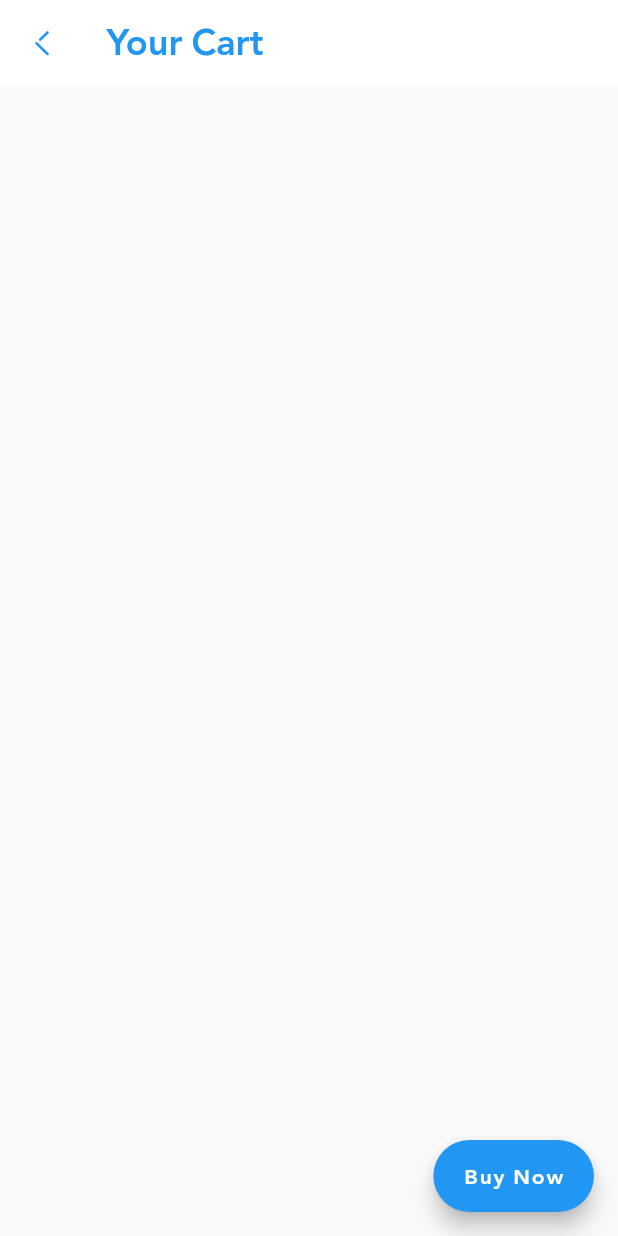
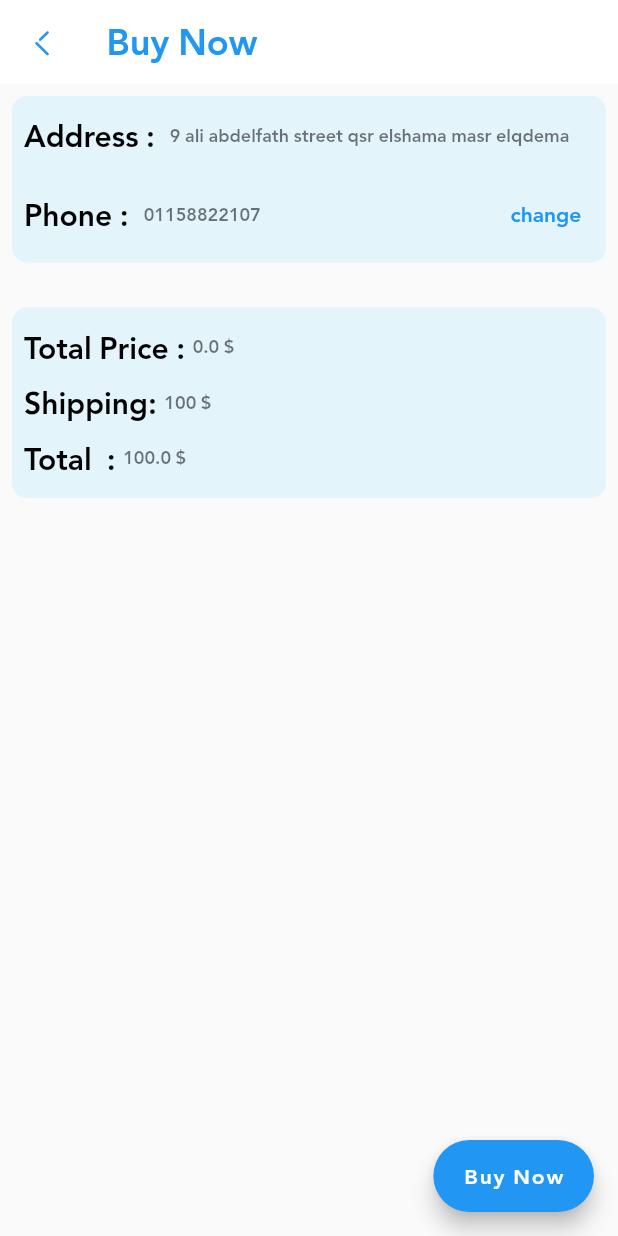
Before and after one commit to omar201999/Gp, a Flutter app: the CartScreen screen opened directly, after a tap on "Buy Now", on a phone screen of 412 x 824 dp. Run offline on Flutter 3.47's test engine with Material 2 defaults, Android fonts, the phone set to English and light mode, and no system bars; our stand-ins replace bloc, cloud_firestore, conditional_builder_null_safety, firebase_auth, firebase_core, firebase_storage and 6 more; accounts and stored records are empty.

Commit message:
orderModel && BuyNowScreen and update somethings else

```diff
--- a/lib/layout/admin_layout/cubit/cubit.dart
+++ b/lib/layout/admin_layout/cubit/cubit.dart
@@ -309,7 +309,6 @@ class AdminCubit extends Cubit<AdminStates>
         directions: directions,
         uId:uId,
         category: category
-
     );
 
     FirebaseFirestore.instance
--- a/lib/layout/home-layout/cubit/states.dart
+++ b/lib/layout/home-layout/cubit/states.dart
@@ -223,3 +223,9 @@ class DeleteCartItemErrorState extends HomeStates
 class minusState extends HomeStates{}
 
 class plusState extends HomeStates{}
+
+class CreateOrderLoadingState extends HomeStates {}
+
+class CreateOrderSuccessState extends HomeStates {}
+
+class CreateOrderErrorState extends HomeStates {}
--- /dev/null
+++ b/lib/models/order-model.dart
@@ -0,0 +1,46 @@
+
+
+class OrderModel{
+  //String? orderId;
+  String? userId;
+  double? totalPrice;
+  double? shipping = 100;
+  double? total;
+
+
+  //List<ProductModel>? productsOfOrder = [] ;
+
+  OrderModel({
+    //this.orderId,
+    this.userId,
+    this.totalPrice,
+    this.shipping,
+    this.total,
+
+    //this.productsOfOrder,
+  });
+
+
+
+  OrderModel.fromJson(Map<String, dynamic>? json) {
+    //orderId = json!['orderId'];
+    userId = json!['userId'];
+    totalPrice = json['totalPrice'];
+    shipping = json['shipping'];
+    total = json['total'];
+
+  }
+
+  Map<String, dynamic> toMap()
+  {
+    return {
+      //'orderId':orderId,
+      'userId': userId,
+      'totalPrice': totalPrice,
+      'shipping': shipping,
+      'total': total,
+
+    };
+  }
+
+}
--- a/lib/modules/user/Lunch/lunch_screen.dart
+++ b/lib/modules/user/Lunch/lunch_screen.dart
@@ -7,12 +7,9 @@ import 'package:gp/shared/componants/componants.dart';
 
 class LunchScreen extends StatelessWidget {
   //List<bool>? isChecked;
-
-
   @override
   Widget build(BuildContext context)
   {
-
     //var list = HomeCubit.get(context).searchMeal;
     //isChecked =  List<bool>.filled(list.length, false,growable: true);//growable: true
     return BlocConsumer<HomeCubit,HomeStates>(
@@ -22,7 +19,6 @@ class LunchScreen extends StatelessWidget {
         },
       builder: (context,state)
       {
-
         var list = HomeCubit.get(context).searchLunch;
         return  buildSerachMealItem(list, context,title: 'Lunch',
             onChangedSearch: (value )
@@ -39,7 +35,6 @@ class LunchScreen extends StatelessWidget {
             function: ()
             {
               HomeCubit.get(context).addLunchMeal();
-
             }
 
         );
--- /dev/null
+++ b/lib/modules/user/buu-now/buy-now-screen.dart
@@ -0,0 +1,271 @@
+import 'package:flutter/cupertino.dart';
+import 'package:flutter/material.dart';
+import 'package:flutter_bloc/flutter_bloc.dart';
+import 'package:gp/layout/home-layout/cubit/cubit.dart';
+import 'package:gp/layout/home-layout/cubit/states.dart';
+import 'package:gp/models/order-model.dart';
+import 'package:gp/models/product_model.dart';
+import 'package:gp/shared/componants/componants.dart';
+
+import '../../../shared/styles/icon_broken.dart';
+
+class BuyNowScreen extends StatelessWidget {
+
+  ProductModel? productModel ;
+  BuyNowScreen({
+     this.productModel
+  });
+  @override
+  Widget build(BuildContext context) {
+
+    OrderModel? model ;
+
+    return BlocConsumer<HomeCubit,HomeStates>(
+      listener: (context,state) {},
+      builder: (context,state) {
+        return Scaffold(
+          appBar: buildAppBar(
+            title: 'Buy Now',
+            icon: IconBroken.Arrow___Left_2,
+
+            onPressed: ()
+            {
+              Navigator.pop(context);
+            },
+          ),
+          body:SingleChildScrollView(
+            physics: BouncingScrollPhysics(),
+            child: Padding(
+              padding: const EdgeInsets.all(8.0),
+              child: Column(
+                children: [
+                  defaultContainer(
+                    child: Padding(
+                      padding: const EdgeInsets.all(8.0),
+                      child: Column(
+                        children: [
+                          Row(
+                            crossAxisAlignment: CrossAxisAlignment.center,
+                            children: [
+                              defaultHeadLineText(context, text: 'Address : '),
+                              SizedBox(width: 5,),
+                              Expanded(
+                                child: Text(
+                                  '9 ali abdelfath street qsr elshama masr elqdema',
+                                  style: Theme.of(context).textTheme.caption,
+                                  maxLines: 2,
+
+                                ),
+                              ),
+                            ],
+                          ),
+                          SizedBox(height: 10,),
+                          Row(
+                            crossAxisAlignment: CrossAxisAlignment.center,
+                            children: [
+                              defaultHeadLineText(context, text: 'Phone : '),
+                              SizedBox(width: 5,),
+                              Text(
+                                '01158822107',
+                                style: Theme.of(context).textTheme.caption,
+                                maxLines: 2,
+
+                              ),
+                              Spacer(),
+                              TextButton(onPressed: (){}, child: Text('change'))
+                            ],
+                          ),
+                        ],
+                      ),
+                    ),
+                  ),
+                  SizedBox(height: 10,),
+                  if(HomeCubit.get(context).cart != null)
+                    ListView.separated(
+                    itemBuilder: (context,index) =>buyNowItem(context , HomeCubit.get(context).cart[index]) ,
+                    separatorBuilder: (context,index) => SizedBox(height: 10,),
+                    itemCount: HomeCubit.get(context).cart.length,
+                    physics: BouncingScrollPhysics(),
+                    shrinkWrap: true,
+                  ),
+                    SizedBox(height: 10,),
+                  if(productModel != null)
+                    defaultContainer(
+                      child: Padding(
+                        padding: const EdgeInsets.all(8.0),
+                        child: Column(
+                          children: [
+                            Row(
+                              crossAxisAlignment: CrossAxisAlignment.start,
+                              children: [
+                                Image(
+                                  image: NetworkImage('${productModel!.image}'),
+                                  width: 100,
+                                ),
+                                SizedBox(
+                                  width: 20,
+                                ),
+                                Column(
+                                  crossAxisAlignment: CrossAxisAlignment.start,
+                                  children: [
+                                    Row(
+                                      crossAxisAlignment: CrossAxisAlignment.center,
+                                      children: [
+                                        defaultHeadLineText(context, text: 'Name : '),
+                                        Text(
+                                          '${productModel!.name}',
+                                          style: Theme.of(context).textTheme.caption,
+                                          maxLines: 2,
+                                        ),
+                                      ],
+                                    ),
+                                    Row(
+                                      crossAxisAlignment: CrossAxisAlignment.center,
+                                      children: [
+                                        defaultHeadLineText(context, text: 'Quantity : '),
+                                        Text(
+                                          '${productModel!.quantity}',
+                                          style: Theme.of(context).textTheme.caption,
+                                          maxLines: 2,
+                                        ),
+                                      ],
+                                    ),
+                                    Row(
+                                      crossAxisAlignment: CrossAxisAlignment.center,
+                                      children: [
+                                        defaultHeadLineText(context, text: 'Price : '),
+                                        Text(
+                                          '${productModel!.currentPrice} \$',
+                                          style: Theme.of(context).textTheme.caption,
+                                          maxLines: 2,
+                                        ),
+                                      ],
+                                    ),
+                                  ],
+                                ),
+                              ],
+
+                            )
+                          ],
+                        ),
+                      ),
+                    ),
+                  SizedBox(height: 10,),
+                  defaultContainer(
+                    child: Padding(
+                      padding: const EdgeInsets.all(8.0),
+                      child: Column(
+                        crossAxisAlignment: CrossAxisAlignment.start,
+                        children: [
+                          Row(
+                            children: [
+                              defaultHeadLineText(context, text: 'Total Price : '),
+                              Text(
+                                '${HomeCubit.get(context).calculateTotalPriceOfCartItems()} \$',
+                                style: Theme.of(context).textTheme.caption,
+                                maxLines: 2,
+                              ),
+                            ],
+                          ),
+                          Row(
+                            children: [
+                              defaultHeadLineText(context, text: 'Shipping: '),
+                              Text(
+                                '100 \$',
+                                style: Theme.of(context).textTheme.caption,
+                                maxLines: 2,
+                              ),
+                            ],
+                          ),
+                          Row(
+                            children: [
+                              defaultHeadLineText(context, text: 'Total  : '),
+                              Text(
+                                '${(HomeCubit.get(context).calculateTotalPriceOfCartItems())+100} \$',
+                                style: Theme.of(context).textTheme.caption,
+                                maxLines: 2,
+                              ),
+                            ],
+                          ),
+                        ],
+                      ),
+                    ),
+                  )
+                ],
+              ),
+            ),
+          ),
+          floatingActionButton: FloatingActionButton.extended(
+            foregroundColor: Colors.white,
+            onPressed: ()
+            {
+              HomeCubit.get(context).createOrder(totalPrice: HomeCubit.get(context).calculateTotalPriceOfCartItems(), total: (HomeCubit.get(context).calculateTotalPriceOfCartItems())+100);
+            },
+            label: Text('Buy Now'),
+
+          ),
+        );
+      },
+    );
+  }
+  Widget buyNowItem(BuildContext context , ProductModel model ) => defaultContainer(
+    child: Padding(
+      padding: const EdgeInsets.all(8.0),
+      child: Column(
+        children: [
+          Row(
+            crossAxisAlignment: CrossAxisAlignment.start,
+            children: [
+              Image(
+                image: NetworkImage('${model.image}'),
+                width: 100,
+              ),
+              SizedBox(
+                width: 20,
+              ),
+              Column(
+                crossAxisAlignment: CrossAxisAlignment.start,
+                children: [
+                  Row(
+                    crossAxisAlignment: CrossAxisAlignment.center,
+                    children: [
+                      defaultHeadLineText(context, text: 'Name : '),
+                      Text(
+                        '${model.name}',
+                        style: Theme.of(context).textTheme.caption,
+                        maxLines: 2,
+                      ),
+                    ],
+                  ),
+                  Row(
+                    crossAxisAlignment: CrossAxisAlignment.center,
+                    children: [
+                      defaultHeadLineText(context, text: 'Quantity : '),
+                      Text(
+                        '${model.quantity}',
+                        style: Theme.of(context).textTheme.caption,
+                        maxLines: 2,
+                      ),
+                    ],
+                  ),
+                  Row(
+                    crossAxisAlignment: CrossAxisAlignment.center,
+                    children: [
+                      defaultHeadLineText(context, text: 'Price : '),
+                      Text(
+                        '${model.currentPrice} \$',
+                        style: Theme.of(context).textTheme.caption,
+                        maxLines: 2,
+                      ),
+                    ],
+                  ),
+                ],
+              ),
+            ],
+
+          )
+        ],
+      ),
+    ),
+  );
+}
--- a/lib/modules/user/cart/cart_screen.dart
+++ b/lib/modules/user/cart/cart_screen.dart
@@ -3,6 +3,7 @@ import 'package:flutter_bloc/flutter_bloc.dart';
 import 'package:gp/layout/home-layout/cubit/cubit.dart';
 import 'package:gp/layout/home-layout/cubit/states.dart';
 import 'package:gp/models/product_model.dart';
+import 'package:gp/modules/user/buu-now/buy-now-screen.dart';
 import 'package:gp/shared/componants/componants.dart';
 import 'package:gp/shared/styles/icon_broken.dart';
 
@@ -15,8 +16,6 @@ class CartScreen extends StatelessWidget {
     return BlocConsumer<HomeCubit,HomeStates>(
         listener: (context, state)
         {
-
-
         },
         builder: (context,state)
         {
@@ -34,7 +33,7 @@ class CartScreen extends StatelessWidget {
               foregroundColor: Colors.white,
               onPressed: ()
               {
-
+                navigateTo(context, BuyNowScreen());
               },
               label: Text('Buy Now'),
 
--- a/lib/modules/user/market/items/marketitem_screen.dart
+++ b/lib/modules/user/market/items/marketitem_screen.dart
@@ -3,6 +3,7 @@ import 'package:flutter_bloc/flutter_bloc.dart';
 import 'package:gp/layout/home-layout/cubit/cubit.dart';
 import 'package:gp/layout/home-layout/cubit/states.dart';
 import 'package:gp/models/product_model.dart';
+import 'package:gp/modules/user/buu-now/buy-now-screen.dart';
 import 'package:gp/modules/user/cart/cart_screen.dart';
 import 'package:gp/shared/componants/componants.dart';
 import 'package:gp/shared/styles/icon_broken.dart';
@@ -168,7 +169,9 @@ class MarketitemScreen extends StatelessWidget {
                       defaultButton(
                           context,
                           onPreesed: ()
-                          {},
+                          {
+                            navigateTo(context, BuyNowScreen(productModel: productModel,));
+                          },
                           text: 'Buy Now',
                       ),
                     ],
```
Also changed, not shown: lib/layout/home-layout/cubit/cubit.dart (+70 -1 lines).
